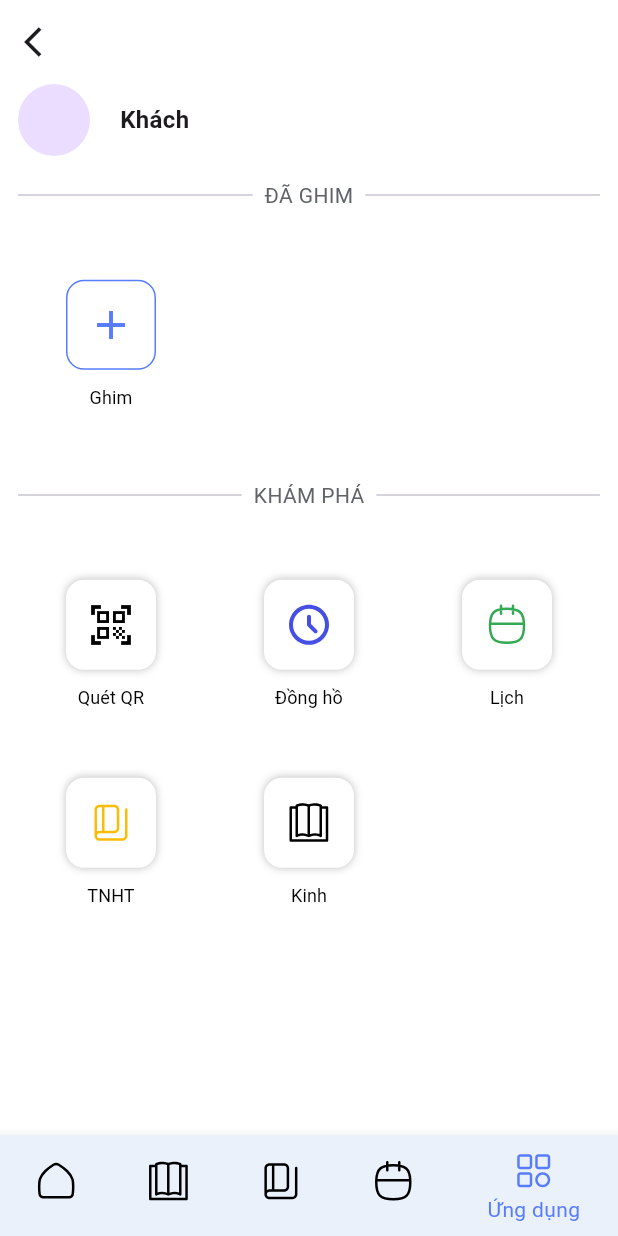
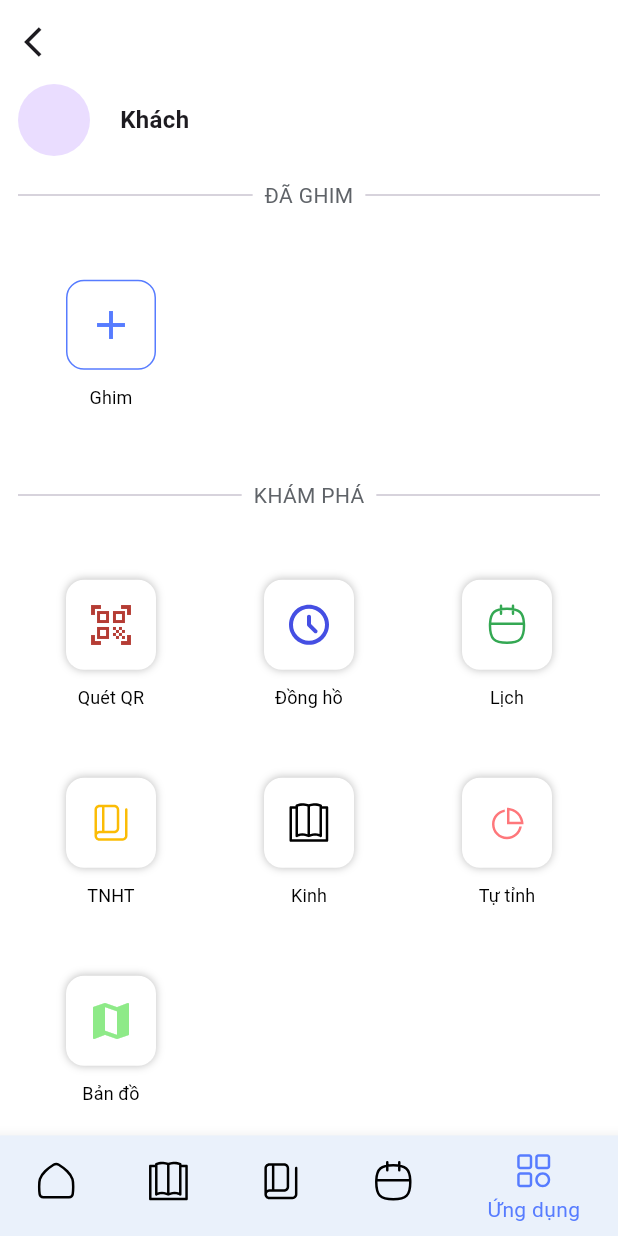
Before and after one commit to flutter-caodaion/flutter-caodaion.github.io, a Flutter app: the AppsPage screen opened by its route, on a phone screen of 412 x 824 dp. Run offline on Flutter 3.47's test engine with Material 3 defaults, Android fonts, the light colour scheme and no system bars; our stand-ins replace fl_chart, flutter_map, flutter_svg, go_router, latlong2, responsive_framework; missing offline and left inert: qr_code_scanner; project files that could hold a hidden picture were left out.

Commit message:
update screen

```diff
--- a/lib/constants/constants.dart
+++ b/lib/constants/constants.dart
@@ -7,11 +7,18 @@ class ColorConstants {
   static Color primaryIndicatorBackground = const Color(0xffd3e3fd);
   static Color secondaryBackdround = const Color(0xfff6f8fc);
   static Color whiteBackdround = const Color(0xffffffff);
-  static Color qrColor = const Color(0xff000000);
+  static Color qrColor = const Color(0xffb53c34);
+  static Color mapsColor = const Color(0xff8eea88);
   static Color calendarColor = const Color(0xff34A853);
   static Color tnhtColor = const Color(0xffFBBC05);
   static Color kinhColor = const Color(0xff000000);
+  static Color chartColor = const Color(0xffFE777B);
   static Color clockColor = const Color(0xff454FE3);
   static Color textHorizontalDividerTextColor = const Color(0xff5F6368);
   static Color textHorizontalDividerDividerColor = const Color(0xffD9D9D9);
 }
+
+class MapsConstants {
+  static double caodaionLatitute = 11.9861833;
+  static double caodaionLongitute = 108.4376802;
+}
--- a/lib/pages/apps/apps_page.dart
+++ b/lib/pages/apps/apps_page.dart
@@ -7,7 +7,7 @@ import 'package:go_router/go_router.dart';
 import 'package:responsive_framework/responsive_framework.dart';
 
 class AppsPage extends StatefulWidget {
-  const AppsPage({Key? key}) : super(key: key);
+  const AppsPage({super.key});
 
   @override
   State<AppsPage> createState() => _AppsPageState();
@@ -64,6 +64,25 @@ class _AppsPageState extends State<AppsPage> {
           height: 32,
           width: 32,
           color: ColorConstants.kinhColor,
+        ),
+      },
+      {
+        'name': '/tu-tinh',
+        'label': 'Tự tỉnh',
+        'icon': SvgPicture.asset(
+          'assets/icons/chart.svg',
+          height: 32,
+          width: 32,
+          color: ColorConstants.chartColor,
+        ),
+      },
+      {
+        'name': '/maps',
+        'label': 'Bản đồ',
+        'icon': Icon(
+          Icons.map,
+          color: ColorConstants.mapsColor,
+          size: 32,
         ),
       },
     ];
--- a/lib/router.dart
+++ b/lib/router.dart
@@ -3,8 +3,10 @@ import 'package:caodaion/pages/calendar/calendar_page.dart';
 import 'package:caodaion/pages/clock/clock_page.dart';
 import 'package:caodaion/pages/home/home_page.dart';
 import 'package:caodaion/pages/kinh/kinh_page.dart';
+import 'package:caodaion/pages/maps/maps_page.dart';
 import 'package:caodaion/pages/profile/profile_page.dart';
 import 'package:caodaion/pages/qr/qr_page.dart';
+import 'package:caodaion/pages/self_chart/self_chart_page.dart';
 import 'package:caodaion/pages/settings/settings_page.dart';
 import 'package:caodaion/pages/tnht/tnht_page.dart';
 import 'package:go_router/go_router.dart';
@@ -71,5 +73,15 @@ final GoRouter router = GoRouter(
       pageBuilder: (context, state) =>
           NoTransitionPage(child: const ClockPage(), name: '/dong-ho'),
     ),
+    GoRoute(
+      path: '/maps',
+      pageBuilder: (context, state) =>
+          NoTransitionPage(child: const MapsPage(), name: '/maps'),
+    ),
+    GoRoute(
+      path: '/tu-tinh',
+      pageBuilder: (context, state) =>
+          NoTransitionPage(child: SelfChartPage(), name: '/tu-tinh'),
+    ),
   ],
 );
--- a/lib/widgets/responsive_scaffold.dart
+++ b/lib/widgets/responsive_scaffold.dart
@@ -141,16 +141,16 @@ class ResponsiveScaffold extends StatelessWidget {
 
   int _selectedIndex(BuildContext context) {
     final location = ModalRoute.of(context)?.settings?.name;
-    if (location == '/kinh') {
+    if (location == '/') {
+      return 0;
+    } else if (location == '/kinh') {
       return 1;
     } else if (location == '/tnht') {
       return 2;
     } else if (location == '/lich') {
       return 3;
-    } else if (location == '/apps') {
-      return 4;
     }
-    return 0;
+    return 4;
   }
 
   void _onItemTapped(BuildContext context, int index) {
--- a/pubspec.yaml
+++ b/pubspec.yaml
@@ -35,6 +35,10 @@ dependencies:
   jsqr: ^0.1.4
   flutter_svg: ^2.0.10+1
   responsive_framework: ^1.4.0
+  flutter_map: ^6.1.0
+  latlong2: ^0.9.1
+  flutter_map_cancellable_tile_provider: ^2.0.0
+  fl_chart: ^0.68.0
 
 
   # The following adds the Cupertino Icons font to your application.
```
Also changed, not shown: lib/pages/maps/maps_page.dart (added, +67 -0 lines), lib/pages/self_chart/self_chart_page copy.dart (added, +143 -0 lines), lib/pages/self_chart/self_chart_page.dart (added, +18 -0 lines), assets/icons/caodaion-pin.svg (added), assets/icons/chart.svg (added), assets/icons/thanhSo-pin.svg (added), pubspec.lock.
